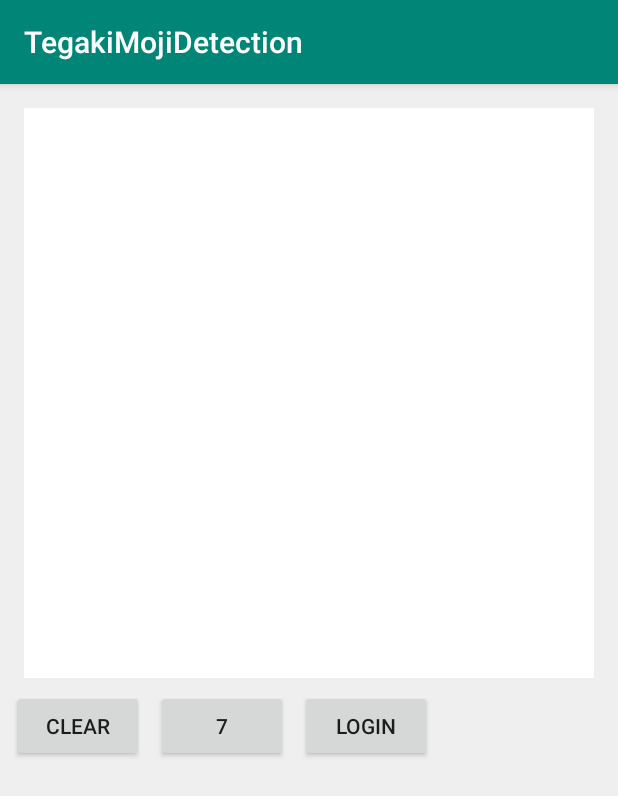
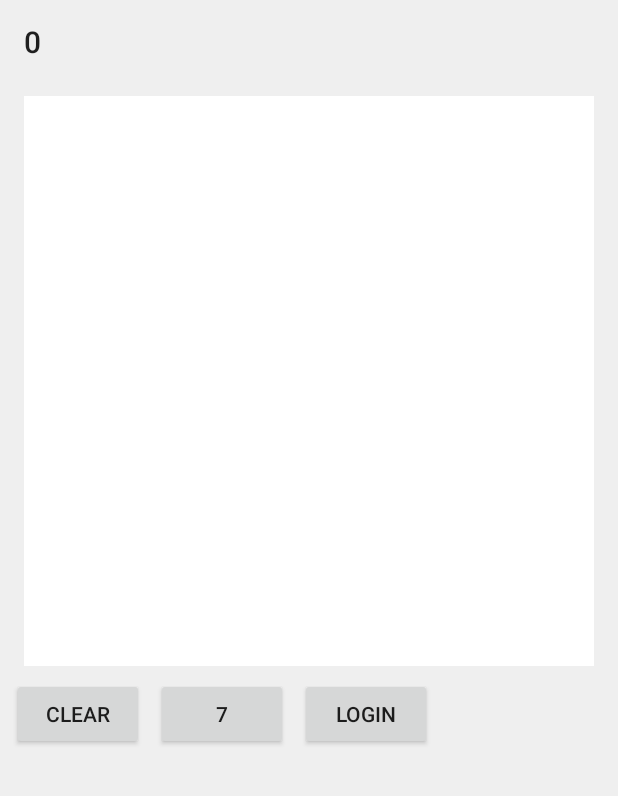
Before and after one commit to wisteria429/TegakiMojiDetection, an Android app: the screen it shows after launch (MainActivity), on a phone screen of 412 x 824 dp. Shown: the top 796 px of the screen. Run offline under Robolectric (Android 15) with nearby library versions, the phone set to English and light mode, and no system bars; our stand-ins replace RxJava; 4 statements that could not run were skipped.

Commit message:
[Firebase] RemoteConfigで書いてもらうお題を取得するように対応
お題の候補をJSON文字列でRemoteConfigから取得できるように対応
取得した候補からランダムにお題をToolbarに表示

```diff
--- a/app/build.gradle
+++ b/app/build.gradle
@@ -52,7 +52,9 @@ dependencies {
     implementation 'com.google.android.gms:play-services-auth:16.0.0'
     implementation "io.reactivex.rxjava2:rxjava:2.2.6"
     implementation 'io.reactivex.rxjava2:rxandroid:2.1.0'
-//    implementation 'com.google.firebase:firebase-config:16.0.0'
+    implementation 'com.google.firebase:firebase-config:16.1.3'
+    implementation("com.squareup.moshi:moshi:1.8.0")
+    implementation("com.squareup.moshi:moshi-kotlin:1.8.0")
 }
 
 apply plugin: 'com.google.gms.google-services'
--- a/app/src/main/java/jp/study/fuji/tegakimojidetection/MainActivity.kt
+++ b/app/src/main/java/jp/study/fuji/tegakimojidetection/MainActivity.kt
@@ -4,6 +4,10 @@ import android.content.Intent
 import android.os.Bundle
 import android.util.Log
 import androidx.appcompat.app.AppCompatActivity
+import com.google.firebase.remoteconfig.FirebaseRemoteConfig
+import com.google.firebase.remoteconfig.FirebaseRemoteConfigSettings
+import com.squareup.moshi.Moshi
+import com.squareup.moshi.kotlin.reflect.KotlinJsonAdapterFactory
 import io.reactivex.disposables.CompositeDisposable
 import kotlinx.android.synthetic.main.activity_main.*
 import java.nio.MappedByteBuffer
@@ -13,25 +17,30 @@ class MainActivity : AppCompatActivity() {
         private const val TAG = "MainActivity"
     }
 
-    private val labels:List<String> by lazy {
+    private val labels: List<String> by lazy {
         val loader = TfAssetLoader(assets)
         loader.loadTfLabelList()
 
     }
-    private val model:MappedByteBuffer by lazy {
+    private val model: MappedByteBuffer by lazy {
         val loader = TfAssetLoader(assets)
         loader.loadTfModelFile()
     }
 
-    private val classifier:TegakiMojiClassifier by lazy {
+    private val classifier: TegakiMojiClassifier by lazy {
         TegakiMojiClassifier(labels)
     }
+
+    private var candidate: InputCandidate? = null
+
 
     private val mainActDisposable = CompositeDisposable()
 
     override fun onCreate(savedInstanceState: Bundle?) {
         super.onCreate(savedInstanceState)
         setContentView(R.layout.activity_main)
+        setSupportActionBar(toolbar)
+        getCandidate()
 
         bt_clear.setOnClickListener {
             canvas.clear()
@@ -52,30 +61,57 @@ class MainActivity : AppCompatActivity() {
             classify()
         }
 
+        supportActionBar?.title = getInputTheme()
+
+    }
+
+    private fun getInputTheme(): String {
+        var rtn = "0"
+        candidate?.let {
+            rtn = it.candidate.random()
+        }
+
+        return rtn
+    }
+
+    private fun getCandidate() {
+        val config = FirebaseRemoteConfig.getInstance()
+        config.setConfigSettings(
+            FirebaseRemoteConfigSettings.Builder()
+                .setDeveloperModeEnabled(true).build()
+        )
+        config.setDefaults(R.xml.remote_config_defaults)
+        config.fetch().addOnSuccessListener {
+            val adapter = Moshi.Builder()
+                .add(KotlinJsonAdapterFactory())
+                .build().adapter(InputCandidate::class.java)
+            candidate = adapter.fromJson(config.getString("input_candidate"))
+            supportActionBar?.title = getInputTheme()
+        }
+
     }
 
     private fun classify() {
-            val b = canvas.getBitmap()
+        val b = canvas.getBitmap()
 
-            classifier.classify(b) {
-                l ->
-                    text.text = formatText(l)
-                    image.setImageBitmap(b)
-            }
+        classifier.classify(b) { l ->
+            text.text = formatText(l)
+            image.setImageBitmap(b)
+        }
     }
 
     private fun save7() {
         val repo = FirebaseStorageRepository()
         val d = repo.upload(canvas.getBitmap(), "7").subscribe(
-            {Log.v(TAG, "complete")}, {Log.v(TAG, it.message)}
+            { Log.v(TAG, "complete") }, { Log.v(TAG, it.message) }
         )
         mainActDisposable.add(d)
     }
 
-    private fun formatText(results:List<TegakiMojiClassifier.Result>):String {
+    private fun formatText(results: List<TegakiMojiClassifier.Result>): String {
         val top3 = results.subList(0, 3)
         return buildString {
-            for(r in top3) {
+            for (r in top3) {
                 append("%s : (%.2f)\n".format(r.label, r.score))
             }
         }
--- a/app/src/main/res/layout/activity_main.xml
+++ b/app/src/main/res/layout/activity_main.xml
@@ -8,14 +8,27 @@
         android:background="#efefef"
         tools:context=".MainActivity">
 
+    <androidx.appcompat.widget.Toolbar
+            android:id="@+id/toolbar"
+            android:layout_width="match_parent"
+            android:layout_height="wrap_content"
+            app:layout_constraintTop_toTopOf="parent"
+            >
+
+    </androidx.appcompat.widget.Toolbar>
+
     <jp.study.fuji.tegakimojidetection.CanvasView
             android:id="@+id/canvas"
             android:layout_width="match_parent"
             android:layout_height="0dp"
             android:background="#fff"
-            app:layout_constraintStart_toStartOf="parent" android:layout_marginStart="16dp"
-            app:layout_constraintEnd_toEndOf="parent" android:layout_marginEnd="16dp" android:layout_marginTop="16dp"
-            app:layout_constraintTop_toTopOf="parent" app:layout_constraintDimensionRatio="1:1"/>
+            app:layout_constraintStart_toStartOf="parent"
+            android:layout_marginStart="16dp"
+            app:layout_constraintEnd_toEndOf="parent"
+            android:layout_marginEnd="16dp"
+            android:layout_marginTop="8dp"
+            app:layout_constraintDimensionRatio="1:1"
+            app:layout_constraintTop_toBottomOf="@+id/toolbar"/>
 
     <Button
             android:id="@+id/bt_clear"
--- a/app/src/main/res/values/styles.xml
+++ b/app/src/main/res/values/styles.xml
@@ -1,7 +1,7 @@
 <resources>
 
     <!-- Base application theme. -->
-    <style name="AppTheme" parent="Theme.AppCompat.Light.DarkActionBar">
+    <style name="AppTheme" parent="Theme.AppCompat.Light.NoActionBar">
         <!-- Customize your theme here. -->
         <item name="colorPrimary">@color/colorPrimary</item>
         <item name="colorPrimaryDark">@color/colorPrimaryDark</item>
--- /dev/null
+++ b/app/src/main/res/xml/remote_config_defaults.xml
@@ -0,0 +1,8 @@
+<?xml version="1.0" encoding="utf-8"?>
+<defaultsMap>
+    <entry>
+        <key>input_candidate</key>
+        <value>{"candidate":["0","1","2","3","4","5","6","7","8","9"]}</value>
+    </entry>
+
+</defaultsMap>
```
Also changed, not shown: app/src/main/java/jp/study/fuji/tegakimojidetection/InputCandidate.kt (added, +7 -0 lines).
